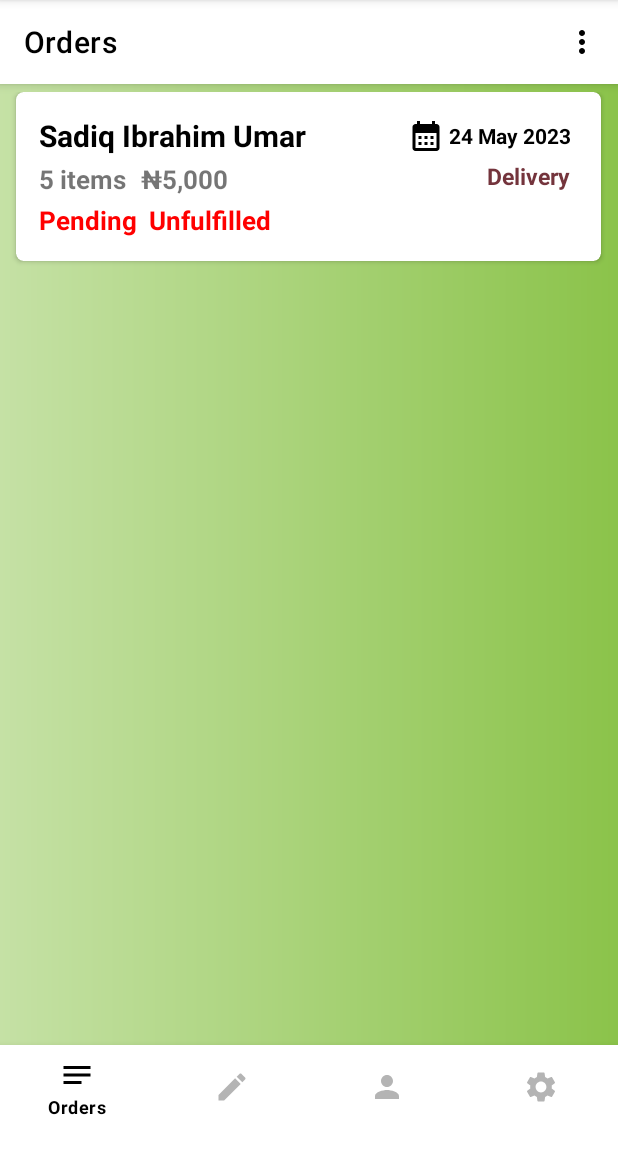
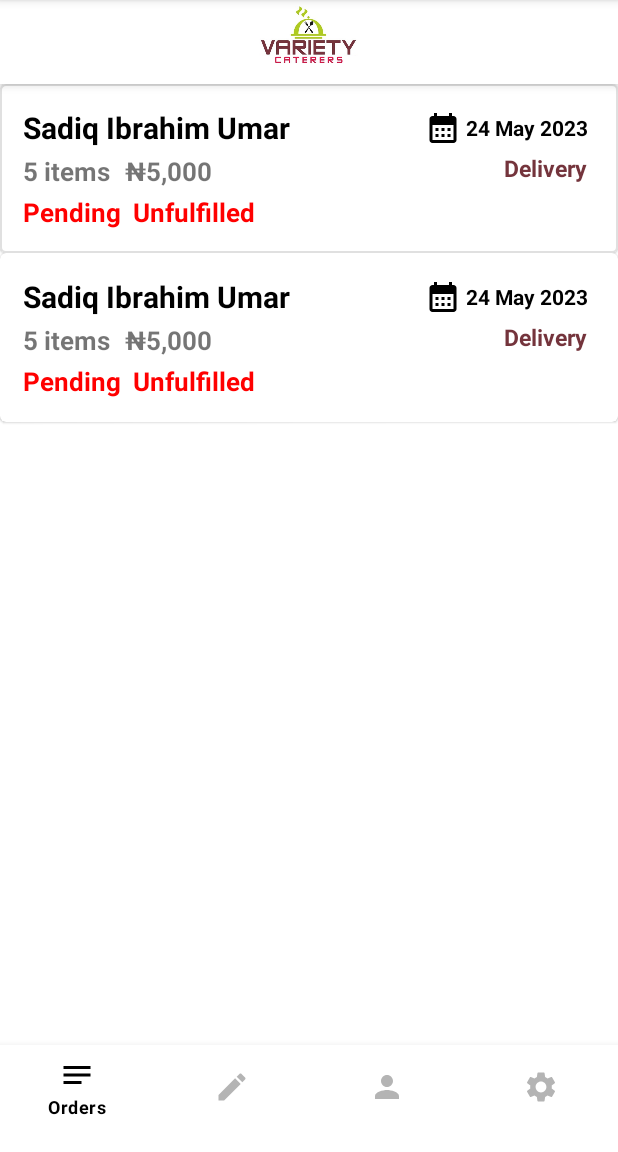
Before and after one commit to sadiq-i-umar/variety-admin, an Android app: the screen it shows after launch (HomeActivity), on a phone screen of 412 x 824 dp, the part 84-1236 px from its top. Run offline under Robolectric (Android 15) with nearby library versions, the phone set to English and light mode, and no system bars.

Commit message:
Add logo on toolbar, Remove Overflow Icon, Remove Top Bar Title\nCreate Recycler View Adapter

```diff
--- a/app/src/main/java/com/example/varietyadmin/activities/HomeActivity.java
+++ b/app/src/main/java/com/example/varietyadmin/activities/HomeActivity.java
@@ -52,7 +52,6 @@ public class HomeActivity extends AppCompatActivity implements BottomNavigationV
         topAppbar = findViewById(R.id.topAppBar);
         bottomNavigationView = findViewById(R.id.bottomnav);
         bottomNavigationView.setOnNavigationItemSelectedListener(this);
-        topAppbar.setTitle("Orders");
         loadFragment(new OrdersFragment());
 
     }
@@ -70,19 +69,19 @@ public class HomeActivity extends AppCompatActivity implements BottomNavigationV
         switch (item.getItemId()) {
             case R.id.orders:
                 fragment = new OrdersFragment();
-                topAppbar.setTitle("Orders");
+                //topAppbar.setTitle("Orders");
                 break;
             case R.id.record:
                 fragment = new RecordFragment();
-                topAppbar.setTitle("Record");
+                //topAppbar.setTitle("Record");
                 break;
             case R.id.customers:
                 fragment = new CustomersFragment();
-                topAppbar.setTitle("Customers");
+                //topAppbar.setTitle("Customers");
                 break;
             case R.id.settings:
                 fragment = new SettingsFragment();
-                topAppbar.setTitle("Settings");
+                //topAppbar.setTitle("Settings");
                 break;
         }
         if (fragment != null) {
--- /dev/null
+++ b/app/src/main/java/com/example/varietyadmin/adapter/CustomerAdapter.java
@@ -0,0 +1,5 @@
+package com.example.varietyadmin.adapter;
+
+public class CustomerAdapter {
+
+}
--- /dev/null
+++ b/app/src/main/res/color/stroke_color.xml
@@ -0,0 +1,5 @@
+<?xml version="1.0" encoding="utf-8"?>
+<selector xmlns:android="http://schemas.android.com/apk/res/android">
+    <item android:color="?attr/colorPrimary" android:state_checked="true"/>
+    <item android:alpha="0.12" android:color="?attr/colorOnSurface" android:state_checked="false"/>
+</selector>
--- /dev/null
+++ b/app/src/main/res/drawable/toolbar_background.xml
@@ -0,0 +1,14 @@
+<?xml version="1.0" encoding="utf-8"?>
+<layer-list xmlns:android="http://schemas.android.com/apk/res/android" >
+    <item>
+        <shape android:shape="rectangle" android:padding="10dp">
+            <solid android:color="@color/white"/>
+        </shape>
+    </item>
+    <item
+        android:drawable="@drawable/logo"
+        android:height="50dp"
+        android:width="80dp"
+        android:gravity="center"
+        android:top="-10dp"/>
+</layer-list>
--- a/app/src/main/res/layout/activity_home.xml
+++ b/app/src/main/res/layout/activity_home.xml
@@ -6,7 +6,7 @@
     xmlns:app="http://schemas.android.com/apk/res-auto"
     xmlns:android="http://schemas.android.com/apk/res/android"
     tools:context=".activities.HomeActivity"
-    android:background="@drawable/bg_login">
+    android:background="@color/white">
 
     <com.google.android.material.appbar.AppBarLayout
         android:layout_width="match_parent"
@@ -17,12 +17,11 @@
             android:id="@+id/topAppBar"
             android:layout_width="match_parent"
             android:layout_height="?attr/actionBarSize"
-            app:title="App Bar"
             app:menu="@menu/top_app_bar"
             app:titleTextColor="@color/black"
             style="@style/Widget.MaterialComponents.Toolbar.Primary"
             android:theme="@style/MyThemeOverlay_Toolbar"
-            android:backgroundTint="@color/white"
+            android:background="@drawable/toolbar_background"
             />
 
     </com.google.android.material.appbar.AppBarLayout>
@@ -32,8 +31,7 @@
         android:layout_height="match_parent"
         android:id="@+id/relativeLayout"
         android:layout_marginBottom="65dp"
-        android:layout_below="@id/appBarLayout"
-        android:padding="5dp">
+        android:layout_below="@id/appBarLayout">
 
     </RelativeLayout>
 
--- a/app/src/main/res/layout/fragment_orders.xml
+++ b/app/src/main/res/layout/fragment_orders.xml
@@ -6,12 +6,13 @@
     xmlns:app="http://schemas.android.com/apk/res-auto"
     tools:context=".fragments.OrdersFragment">
 
-    <androidx.cardview.widget.CardView
+    <com.google.android.material.card.MaterialCardView
         android:id="@+id/order_one"
-        android:layout_width="390dp"
+        android:layout_width="match_parent"
         android:layout_height="wrap_content"
-        app:cardCornerRadius="5dp"
-        android:layout_centerHorizontal="true">
+        android:layout_centerHorizontal="true"
+        app:strokeColor="@color/stroke_color"
+        app:strokeWidth="1dp">
 
         <RelativeLayout
             android:layout_width="wrap_content"
@@ -112,6 +113,114 @@
 
         </RelativeLayout>
 
-    </androidx.cardview.widget.CardView>
+    </com.google.android.material.card.MaterialCardView>
+
+    <com.google.android.material.card.MaterialCardView
+        android:id="@+id/order_one2"
+        android:layout_width="match_parent"
+        android:layout_height="wrap_content"
+        android:layout_below="@id/order_one"
+        android:layout_centerHorizontal="true">
+
+        <RelativeLayout
+            android:layout_width="wrap_content"
+            android:layout_height="wrap_content"
+            android:id="@+id/cardItemContainer2"
+            android:layout_marginTop="15dp"
+            android:layout_marginLeft="15dp"
+            android:layout_marginBottom="15dp">
+
+            <TextView
+                android:id="@+id/cardName2"
+                android:layout_width="wrap_content"
+                android:layout_height="wrap_content"
+                android:text="Sadiq Ibrahim Umar"
+                android:textStyle="bold"
+                android:textColor="@color/black"
+                android:textSize="20sp"/>
+
+            <TextView
+                android:layout_width="wrap_content"
+                android:layout_height="wrap_content"
+                android:id="@+id/cardItemQty2"
+                android:textSize="17sp"
+                android:layout_marginTop="3dp"
+                android:textStyle="bold"
+                android:layout_below="@id/cardName2"
+                android:text="5 items" />
+
+            <TextView
+                android:layout_width="wrap_content"
+                android:layout_height="wrap_content"
+                android:id="@+id/cardOrderTotal2"
+                android:textSize="17sp"
+                android:layout_marginTop="3dp"
+                android:layout_toRightOf="@id/cardItemQty2"
+                android:layout_below="@id/cardName2"
+                android:textStyle="bold"
+                android:layout_marginLeft="10dp"
+                android:text="₦5,000" />
+
+            <TextView
+                android:layout_width="wrap_content"
+                android:layout_height="wrap_content"
+                android:id="@+id/cardPaymentStatus2"
+                android:textSize="17sp"
+                android:layout_marginTop="3dp"
+                android:layout_below="@id/cardItemQty2"
+                android:text="Pending"
+                android:textColor="#FF0000"
+                android:textStyle="bold"/>
+
+            <TextView
+                android:layout_width="wrap_content"
+                android:layout_height="wrap_content"
+                android:id="@+id/cardFulfillmentStatus2"
+                android:textSize="17sp"
+                android:layout_marginTop="3dp"
+                android:layout_toRightOf="@id/cardPaymentStatus2"
+                android:layout_below="@id/cardItemQty2"
+                android:layout_marginLeft="8dp"
+                android:textStyle="bold"
+                android:textColor="#FF0000"
+                android:text="Unfulfilled" />
+
+
+            <ImageView
+                android:id="@+id/calenderIcon2"
+                android:layout_width="wrap_content"
+                android:layout_height="wrap_content"
+                android:src="@drawable/baseline_calendar_month_24"
+                android:layout_toLeftOf="@id/date2"
+                android:layout_marginRight="3dp"
+                android:layout_marginTop="2dp"/>
+
+            <TextView
+                android:id="@+id/date2"
+                android:layout_width="wrap_content"
+                android:layout_height="wrap_content"
+                android:text="24 May 2023"
+                android:textColor="@color/black"
+                android:layout_marginTop="4dp"
+                android:textStyle="bold"
+                android:layout_marginRight="20dp"
+                android:layout_alignParentRight="true"/>
+
+            <TextView
+                android:id="@+id/cardCollectionMode2"
+                android:layout_width="wrap_content"
+                android:layout_height="wrap_content"
+                android:text="Delivery"
+                android:layout_marginTop="4dp"
+                android:textStyle="bold"
+                android:textColor="#74343C"
+                android:layout_below="@+id/calenderIcon2"
+                android:layout_marginRight="20dp"
+                android:layout_alignParentRight="true"
+                android:textSize="15sp" />
+
+        </RelativeLayout>
+
+    </com.google.android.material.card.MaterialCardView>
 
 </RelativeLayout>
--- a/app/src/main/res/menu/top_app_bar.xml
+++ b/app/src/main/res/menu/top_app_bar.xml
@@ -1,12 +1,4 @@
 <menu xmlns:android="http://schemas.android.com/apk/res/android"
     xmlns:app="http://schemas.android.com/apk/res-auto">
 
-    <item
-        android:id="@+id/more"
-        android:title="More"
-        android:contentDescription="Click to view more options"
-        android:icon="@drawable/baseline_more_vert_24"
-        android:iconTint="@color/black"
-        app:showAsAction="ifRoom" />
-
 </menu>
```
